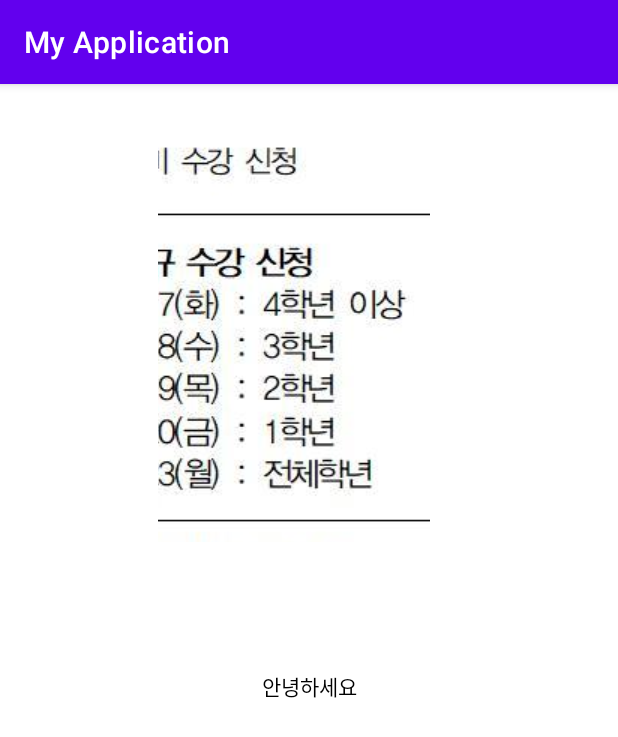
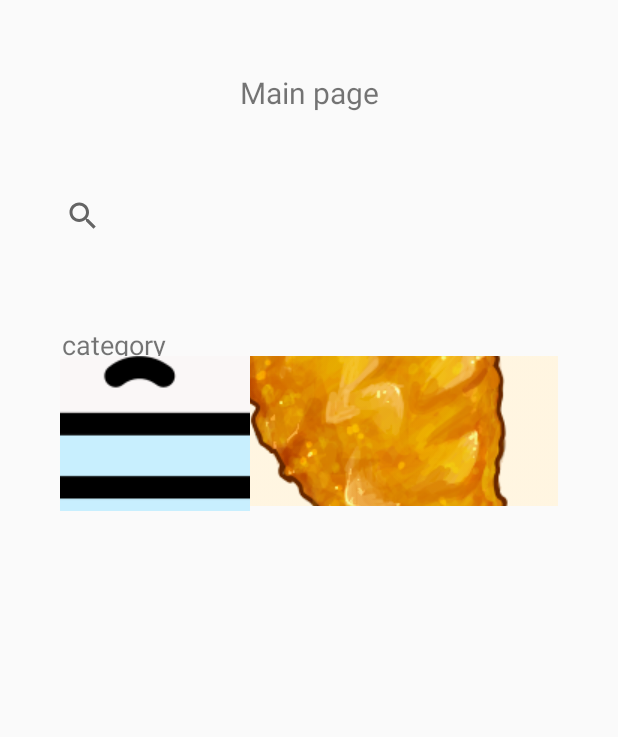
Before and after one commit to kwonjuyeong/mycapston, an Android app: the screen it shows after launch (MainActivity), on a phone screen of 412 x 824 dp. Shown: the top 737 px of the screen. Run offline under Robolectric (Android 15) with nearby library versions, the phone set to English and light mode, and no system bars.

Commit message:
version 1.1

```diff
--- a/app/build.gradle
+++ b/app/build.gradle
@@ -48,6 +48,10 @@ dependencies {
     implementation "androidx.constraintlayout:constraintlayout:2.1.0"
     implementation 'com.google.firebase:firebase-database-ktx:20.0.1'
     implementation 'com.google.firebase:firebase-database:20.0.1'
+    implementation "androidx.viewpager2:viewpager2:1.0.0"
+    def lifecycle_version = "2.2.0"
+    implementation "androidx.lifecycle:lifecycle-viewmodel-ktx:$lifecycle_version"
+
 }
 
 apply plugin: 'com.google.gms.google-services'
--- a/app/src/main/res/layout/activity_main.xml
+++ b/app/src/main/res/layout/activity_main.xml
@@ -6,30 +6,98 @@
     android:layout_height="match_parent"
     tools:context=".MainActivity">
 
+
+    <SearchView
+        android:id="@+id/search_view"
+        android:layout_width="350dp"
+        android:layout_height="35dp"
+        android:layout_marginStart="50dp"
+        android:layout_marginLeft="50dp"
+        android:layout_marginTop="80dp"
+        android:layout_marginEnd="50dp"
+        android:layout_marginRight="50dp"
+        android:layout_marginBottom="10dp"
+        app:iconifiedByDefault="false"
+        app:layout_constraintBottom_toTopOf="@+id/textView"
+        app:layout_constraintEnd_toEndOf="parent"
+        app:layout_constraintStart_toStartOf="parent"
+        app:layout_constraintTop_toTopOf="parent"
+        app:queryHint="검색어를 입력하시오" />
+
     <TextView
         android:id="@+id/textView"
-        android:layout_width="wrap_content"
-        android:layout_height="wrap_content"
-        android:layout_marginBottom="356dp"
-        android:text="@string/imageview1"
-        android:textColor="@android:color/black"
+        android:layout_width="350dp"
+        android:layout_height="35dp"
+        android:layout_marginStart="60dp"
+        android:layout_marginLeft="60dp"
+        android:layout_marginEnd="40dp"
+        android:layout_marginRight="40dp"
+        android:layout_marginBottom="525dp"
+        android:text="@string/category"
+        android:textSize="18sp"
         app:layout_constraintBottom_toBottomOf="parent"
-        app:layout_constraintLeft_toLeftOf="parent"
-        app:layout_constraintRight_toRightOf="parent"
-        app:layout_constraintTop_toBottomOf="@+id/imageButton" />
+        app:layout_constraintEnd_toEndOf="parent"
+        app:layout_constraintStart_toStartOf="parent"
+        app:layout_constraintTop_toBottomOf="@+id/search_view" />
 
-    <ImageButton
-        android:id="@+id/imageButton"
-        android:layout_width="181dp"
-        android:layout_height="0dp"
-        android:layout_marginStart="105dp"
-        android:layout_marginLeft="105dp"
-        android:layout_marginTop="36dp"
-        android:layout_marginBottom="85dp"
-        android:contentDescription="@string/app_name"
-        app:layout_constraintBottom_toTopOf="@+id/textView"
+    <LinearLayout
+        android:id="@+id/linearLayout"
+        android:layout_width="match_parent"
+        android:layout_height="200dp"
+        android:layout_marginStart="40dp"
+        android:layout_marginLeft="40dp"
+        android:layout_marginTop="150dp"
+        android:layout_marginEnd="40dp"
+        android:layout_marginRight="40dp"
+        android:layout_marginBottom="300dp"
+        android:orientation="horizontal"
+        app:layout_constraintBottom_toBottomOf="parent"
+        app:layout_constraintEnd_toEndOf="parent"
         app:layout_constraintStart_toStartOf="parent"
-        app:layout_constraintTop_toTopOf="parent"
-        app:srcCompat="@drawable/sex" />
+        app:layout_constraintTop_toTopOf="parent">
+
+        <ImageButton
+            android:id="@+id/ricebutton"
+            android:layout_width="21dp"
+            android:layout_height="103dp"
+            android:layout_weight="1"
+            android:contentDescription="@string/imageb2"
+            app:srcCompat="@drawable/rice" />
+
+        <ImageButton
+            android:id="@+id/chickenbutton"
+            android:layout_width="100dp"
+            android:layout_height="100dp"
+            android:layout_weight="1"
+            android:contentDescription="@string/imageb1"
+            app:srcCompat="@drawable/chiken" />
+    </LinearLayout>
+
+    <LinearLayout
+        android:id="@+id/linearLayout2"
+        android:layout_width="300dp"
+        android:layout_height="50dp"
+        android:layout_marginStart="40dp"
+        android:layout_marginLeft="40dp"
+        android:layout_marginTop="30dp"
+        android:layout_marginEnd="40dp"
+        android:layout_marginRight="40dp"
+        android:layout_marginBottom="10dp"
+        android:orientation="horizontal"
+        app:layout_constraintBottom_toTopOf="@+id/search_view"
+        app:layout_constraintEnd_toEndOf="parent"
+        app:layout_constraintStart_toStartOf="parent"
+        app:layout_constraintTop_toTopOf="parent">
+
+        <TextView
+            android:id="@+id/textView3"
+            android:layout_width="0dp"
+            android:layout_height="wrap_content"
+            android:layout_weight="1"
+            android:gravity="center"
+            android:text="@string/main_page"
+            android:textAlignment="center"
+            android:textSize="20sp" />
+    </LinearLayout>
 
 </androidx.constraintlayout.widget.ConstraintLayout>
--- a/app/src/main/res/values-night/themes.xml
+++ b/app/src/main/res/values-night/themes.xml
@@ -1,6 +1,6 @@
 <resources xmlns:tools="http://schemas.android.com/tools">
     <!-- Base application theme. -->
-    <style name="Theme.MyApplication" parent="Theme.MaterialComponents.DayNight.DarkActionBar">
+    <style name="Theme.MyApplication" parent="Theme.AppCompat.Light.NoActionBar">
         <!-- Primary brand color. -->
         <item name="colorPrimary">@color/purple_200</item>
         <item name="colorPrimaryVariant">@color/purple_700</item>
--- a/app/src/main/res/values/strings.xml
+++ b/app/src/main/res/values/strings.xml
@@ -1,4 +1,8 @@
 <resources>
     <string name="app_name">My Application</string>
     <string name="imageview1">안녕하세요</string>
+    <string name="category">category</string>
+    <string name="main_page">Main page</string>
+    <string name="imageb1">TODO</string>
+    <string name="imageb2">TODO</string>
 </resources>
--- a/app/src/main/res/values/themes.xml
+++ b/app/src/main/res/values/themes.xml
@@ -1,6 +1,6 @@
 <resources xmlns:tools="http://schemas.android.com/tools">
     <!-- Base application theme. -->
-    <style name="Theme.MyApplication" parent="Theme.MaterialComponents.DayNight.DarkActionBar">
+    <style name="Theme.MyApplication" parent="Theme.AppCompat.Light.NoActionBar">
         <!-- Primary brand color. -->
         <item name="colorPrimary">@color/purple_500</item>
         <item name="colorPrimaryVariant">@color/purple_700</item>
```
Also changed, not shown: app/src/main/res/drawable-v24/chiken.png (added), app/src/main/res/drawable-v24/rice.png (added), app/src/main/res/drawable/sex.PNG (deleted).
